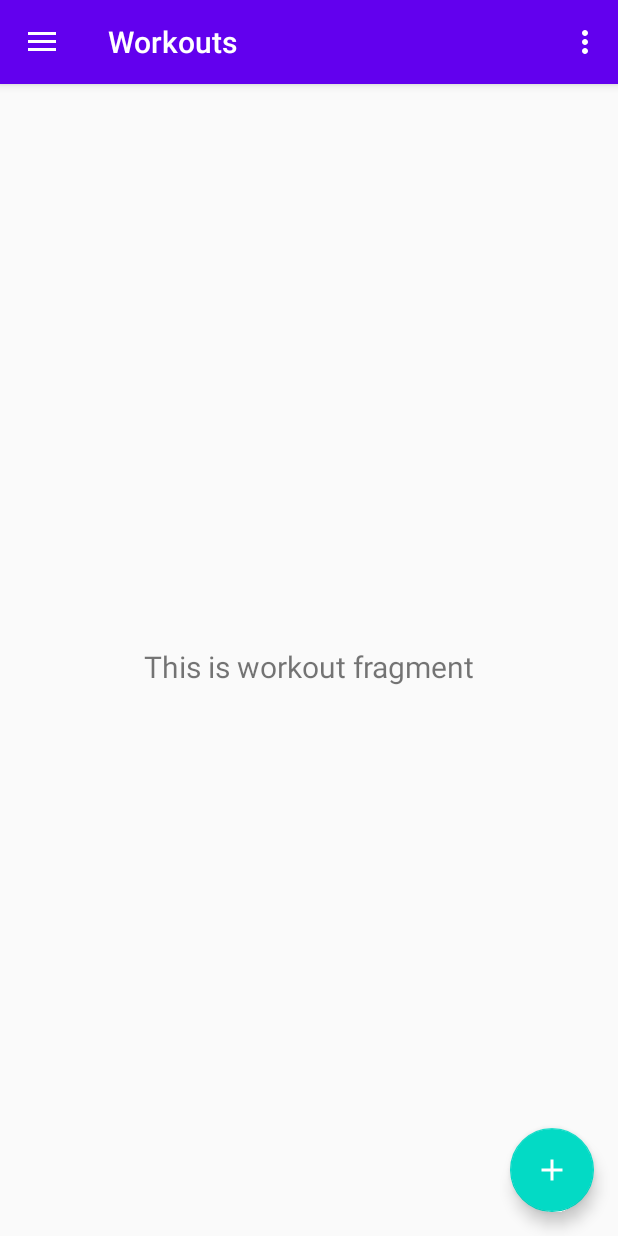
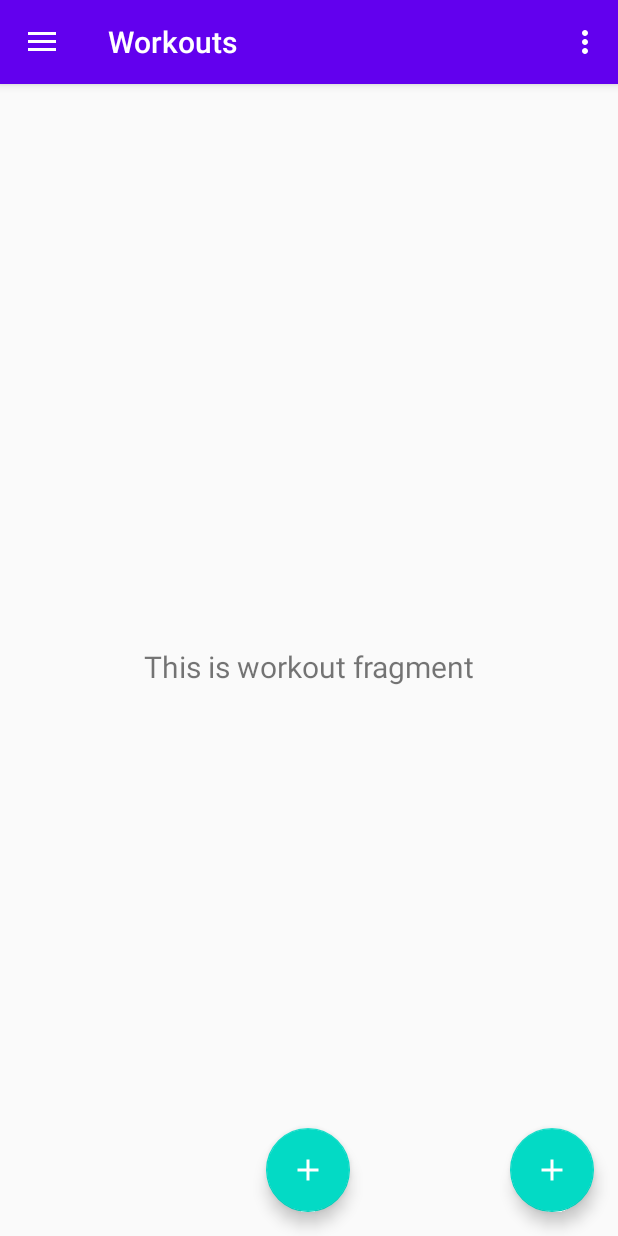
Before and after one commit to dbatu-github/android-crono, an Android app: the screen it shows after launch (MainActivity), on a phone screen of 412 x 824 dp. Run offline under Robolectric (Android 15) with nearby library versions, the phone set to English and light mode, and no system bars; our stand-ins replace navigation-ui; 1 statement that could not run was skipped.

Commit message:
Añadido FAB a workout

```diff
--- a/app/src/main/java/com/batu/android_crono/ui/workout/WorkoutFragment.java
+++ b/app/src/main/java/com/batu/android_crono/ui/workout/WorkoutFragment.java
@@ -13,6 +13,8 @@ import androidx.lifecycle.Observer;
 import androidx.lifecycle.ViewModelProvider;
 
 import com.batu.android_crono.R;
+import com.google.android.material.floatingactionbutton.FloatingActionButton;
+import com.google.android.material.snackbar.Snackbar;
 
 public class WorkoutFragment extends Fragment {
 
@@ -29,6 +31,14 @@ public class WorkoutFragment extends Fragment {
                 textView.setText(s);
             }
         });
+        FloatingActionButton fab = getActivity().findViewById(R.id.fab_add_workout);
+        fab.setOnClickListener(new View.OnClickListener() {
+            @Override
+            public void onClick(View view) {
+                Snackbar.make(view, "Replace with your own action", Snackbar.LENGTH_LONG)
+                        .setAction("Action", null).show();
+            }
+        });
         return root;
     }
 }
--- a/app/src/main/res/layout/fragment_workout.xml
+++ b/app/src/main/res/layout/fragment_workout.xml
@@ -19,4 +19,17 @@
         app:layout_constraintEnd_toEndOf="parent"
         app:layout_constraintStart_toStartOf="parent"
         app:layout_constraintTop_toTopOf="parent" />
+
+    <com.google.android.material.floatingactionbutton.FloatingActionButton
+        android:id="@+id/fab_add_workout"
+        android:layout_width="wrap_content"
+        android:layout_height="wrap_content"
+        android:layout_gravity="bottom|end"
+        android:layout_margin="@dimen/fab_margin"
+        android:layout_marginBottom="16dp"
+        app:layout_constraintBottom_toBottomOf="parent"
+        app:layout_constraintEnd_toEndOf="parent"
+        app:layout_constraintHorizontal_bias="0.498"
+        app:layout_constraintStart_toStartOf="parent"
+        app:srcCompat="@drawable/ic_add_white_24dp" />
 </androidx.constraintlayout.widget.ConstraintLayout>
```
